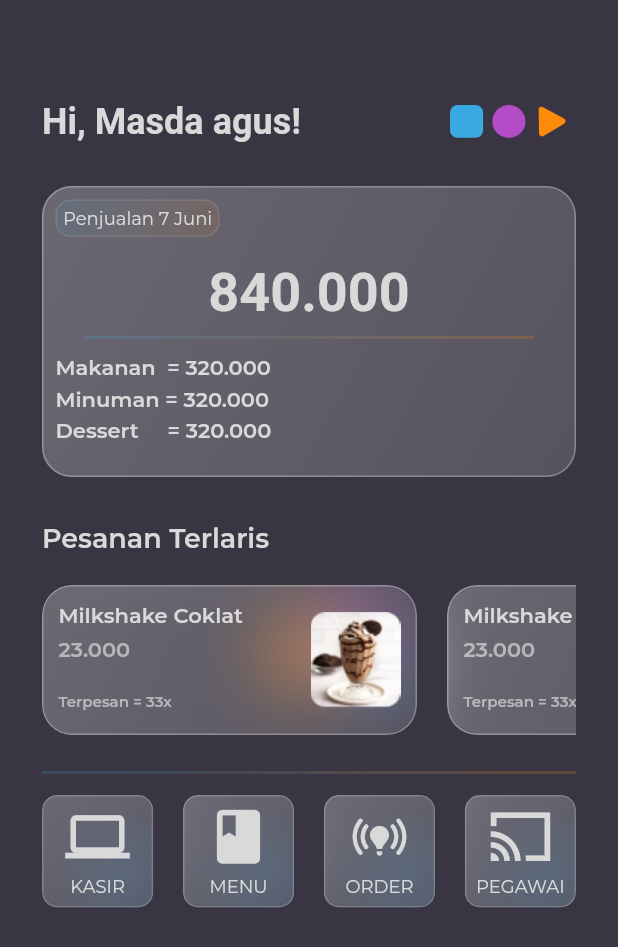
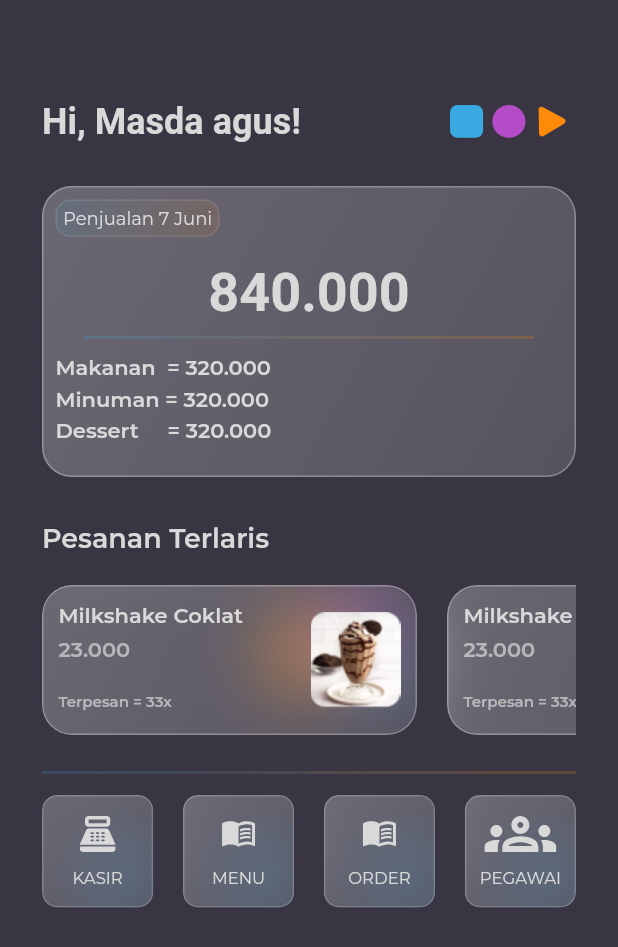
Before and after one commit to masdaagus/Casso, a Flutter app: the HomeView screen opened by its route, on a phone screen of 412 x 824 dp. Shown: the top 947 px of the screen. Run offline on Flutter 3.47's test engine with Material 2 defaults, Android fonts, the phone set to English and light mode, and no system bars; our stand-ins replace flutter_svg, get, lottie; Roboto replaces fonts that are missing (Monserrat).

Commit message:
membuat page kasir

```diff
--- a/lib/app/modules/home/views/components/glass_button.dart
+++ b/lib/app/modules/home/views/components/glass_button.dart
@@ -1,21 +1,26 @@
 import 'dart:ui';
 import 'package:casso/app/data/constant.dart';
 import 'package:flutter/material.dart';
+import 'package:flutter_svg/svg.dart';
 import 'package:get/get.dart';
 
 class GlassButton extends StatelessWidget {
   const GlassButton({
     Key? key,
-    required this.icon,
     required this.tittle,
+    required this.svg,
+    required this.onTap,
   }) : super(key: key);
 
-  final IconData icon;
   final String tittle;
+  final String svg;
+  final VoidCallback onTap;
 
   @override
   Widget build(BuildContext context) {
-    return Container(
+    return GestureDetector(
+      onTap: onTap,
+      child: Container(
         height: 75,
         width: Get.width * .18,
         decoration: BoxDecoration(
@@ -57,18 +62,23 @@ class GlassButton extends StatelessWidget {
                   child: Column(
                     mainAxisAlignment: MainAxisAlignment.center,
                     children: [
-                    Icon(
-                      icon,
+                      // Icon(
+                      //   icon,
+                      //   color: textColor,
+                      //   size: 34,
+                      // ),
+                      SvgPicture.asset(
+                        svg,
+                        height: 24,
                         color: textColor,
-                      size: 43,
                       ),
-                    SizedBox(height: 4),
+                      SizedBox(height: 10),
                       Text(
                         tittle,
                         style: TextStyle(
                           color: textColor,
                           fontFamily: "Montserrat",
-                        fontSize: 12,
+                          fontSize: 11,
                         ),
                       )
                     ],
@@ -78,6 +88,7 @@ class GlassButton extends StatelessWidget {
             ],
           ),
         ),
+      ),
     );
   }
 }
--- a/lib/app/modules/home/views/home_view.dart
+++ b/lib/app/modules/home/views/home_view.dart
@@ -23,17 +23,28 @@ class HomeView extends GetView<HomeController> {
             _textTerlaris(),
             ListTerlaris(),
             _customDivider(),
-            Column(
+            Row(
+              mainAxisAlignment: MainAxisAlignment.spaceBetween,
               children: [
-                Row(
-                  mainAxisAlignment: MainAxisAlignment.spaceBetween,
-                  children: [
-                    GlassButton(tittle: "KASIR", icon: Icons.computer),
-                    GlassButton(tittle: "MENU", icon: Icons.book),
-                    GlassButton(
-                        tittle: "ORDER", icon: Icons.online_prediction_rounded),
-                    GlassButton(tittle: "PEGAWAI", icon: Icons.cast_sharp),
-                  ],
+                GlassButton(
+                  tittle: "KASIR",
+                  svg: "assets/svg/kasir.svg",
+                  onTap: () => Get.toNamed("/cashier"),
+                ),
+                GlassButton(
+                  tittle: "MENU",
+                  svg: "assets/svg/menu_book.svg",
+                  onTap: () {},
+                ),
+                GlassButton(
+                  tittle: "ORDER",
+                  svg: "assets/svg/menu_book.svg",
+                  onTap: () {},
+                ),
+                GlassButton(
+                  tittle: "PEGAWAI",
+                  svg: "assets/svg/pegawai.svg",
+                  onTap: () {},
                 ),
               ],
             ),
--- a/lib/app/routes/app_routes.dart
+++ b/lib/app/routes/app_routes.dart
@@ -6,9 +6,11 @@ abstract class Routes {
 
   static const HOME = _Paths.HOME;
   static const LOGIN = _Paths.LOGIN;
+  static const CASHIER = _Paths.CASHIER;
 }
 
 abstract class _Paths {
   static const HOME = '/home';
   static const LOGIN = '/login';
+  static const CASHIER = '/cashier';
 }
```
Also changed, not shown: lib/app/modules/cashier/bindings/cashier_binding.dart (added, +12 -0 lines), lib/app/modules/cashier/controllers/cashier_controller.dart (added, +20 -0 lines), lib/app/modules/cashier/views/cashier_view.dart (added, +23 -0 lines), lib/app/routes/app_pages.dart (+7 -0 lines), assets/svg/kasir.svg (added), assets/svg/menu_book.svg (added), assets/svg/pegawai.svg (added). Lines whose indentation alone changed are shown as unchanged.
